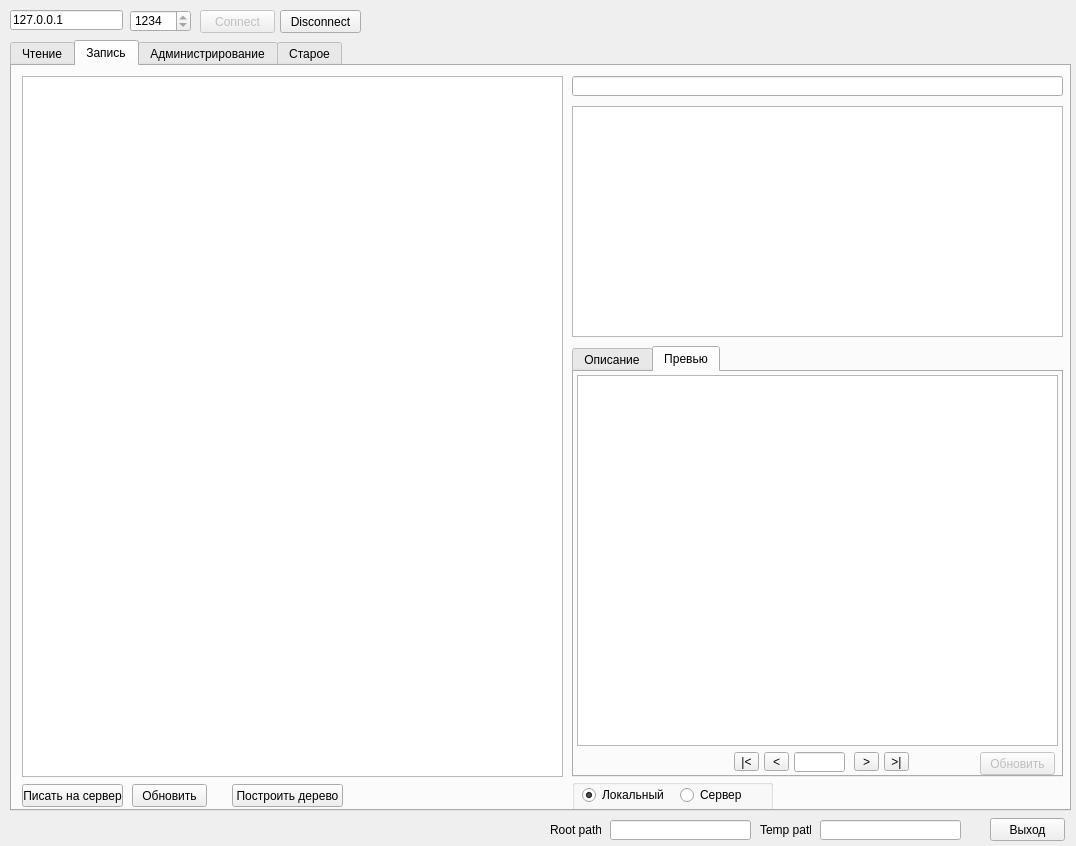
Balog/Synchonization, file Socket_Client_v5/Dialogs/MainForm.ui: the form before one commit.
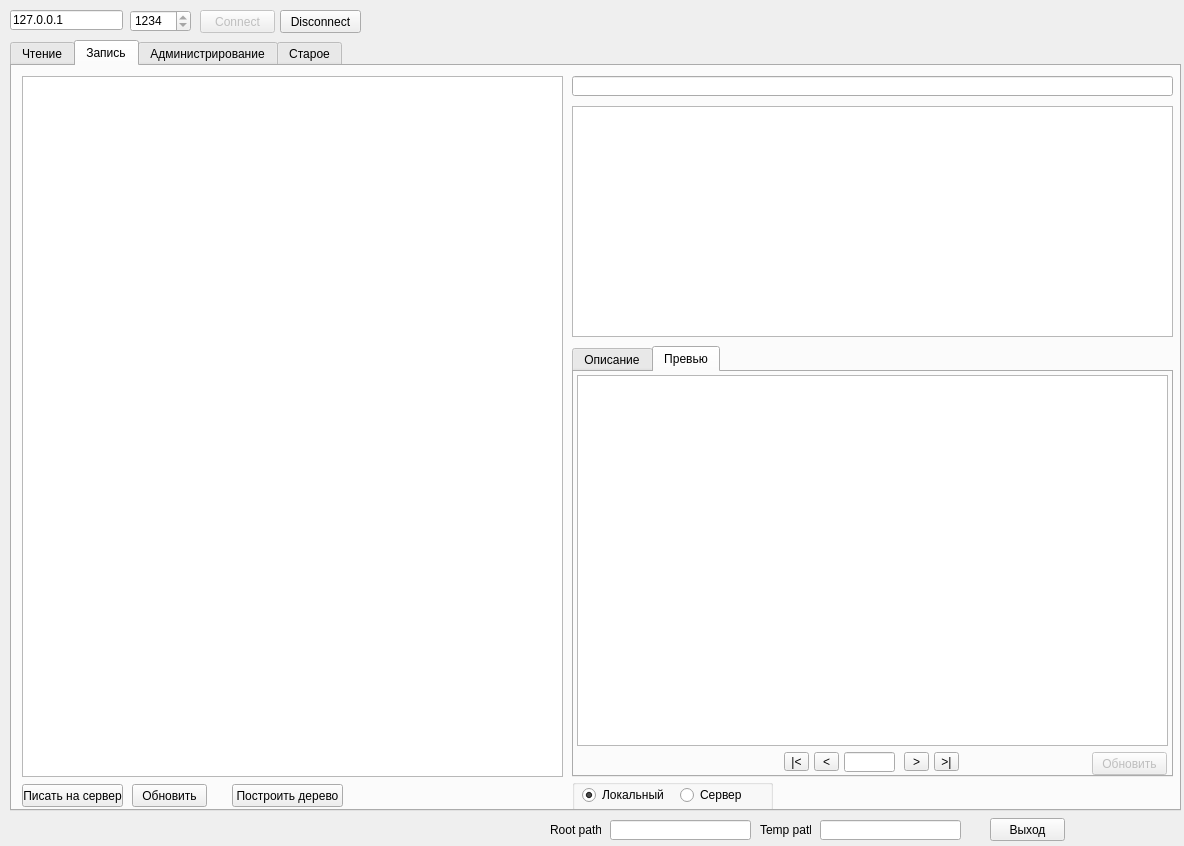
The form after the commit. The open tabs and pages were chosen to show the change.

What changed in the file:
```diff
--- a/Socket_Client_v5/Dialogs/MainForm.ui
+++ b/Socket_Client_v5/Dialogs/MainForm.ui
@@ -6,7 +6,7 @@
    <rect>
     <x>0</x>
     <y>0</y>
-    <width>1076</width>
+    <width>1184</width>
     <height>846</height>
    </rect>
   </property>
@@ -140,7 +140,7 @@
     <rect>
      <x>10</x>
      <y>40</y>
-     <width>1061</width>
+     <width>1171</width>
      <height>771</height>
     </rect>
    </property>
@@ -463,7 +463,7 @@
       <rect>
        <x>560</x>
        <y>280</y>
-       <width>491</width>
+       <width>601</width>
        <height>431</height>
       </rect>
      </property>
@@ -494,7 +494,7 @@
         <rect>
          <x>3</x>
          <y>3</y>
-         <width>481</width>
+         <width>591</width>
          <height>371</height>
         </rect>
        </property>
@@ -502,7 +502,7 @@
       <widget class="QLineEdit" name="leNumPreview_2">
        <property name="geometry">
         <rect>
-         <x>220</x>
+         <x>270</x>
          <y>380</y>
          <width>51</width>
          <height>20</height>
@@ -518,7 +518,7 @@
       <widget class="QToolButton" name="tbPriorPreview_2">
        <property name="geometry">
         <rect>
-         <x>190</x>
+         <x>240</x>
          <y>380</y>
          <width>25</width>
          <height>19</height>
@@ -531,7 +531,7 @@
       <widget class="QToolButton" name="tbFirstPreview_2">
        <property name="geometry">
         <rect>
-         <x>160</x>
+         <x>210</x>
          <y>380</y>
          <width>25</width>
          <height>19</height>
@@ -544,7 +544,7 @@
       <widget class="QToolButton" name="tbLastPreview_2">
        <property name="geometry">
         <rect>
-         <x>310</x>
+         <x>360</x>
          <y>380</y>
          <width>25</width>
          <height>19</height>
@@ -557,7 +557,7 @@
       <widget class="QToolButton" name="tbNextPreview_2">
        <property name="geometry">
         <rect>
-         <x>280</x>
+         <x>330</x>
          <y>380</y>
          <width>25</width>
          <height>19</height>
@@ -573,7 +573,7 @@
        </property>
        <property name="geometry">
         <rect>
-         <x>406</x>
+         <x>518</x>
          <y>380</y>
          <width>75</width>
          <height>23</height>
@@ -590,7 +590,7 @@
       <rect>
        <x>560</x>
        <y>10</y>
-       <width>491</width>
+       <width>601</width>
        <height>20</height>
       </rect>
      </property>
@@ -609,7 +609,7 @@
       <rect>
        <x>560</x>
        <y>40</y>
-       <width>491</width>
+       <width>601</width>
        <height>231</height>
       </rect>
      </property>
```
Left out of the diff: 28 changed lines with no effect on the pictures.
